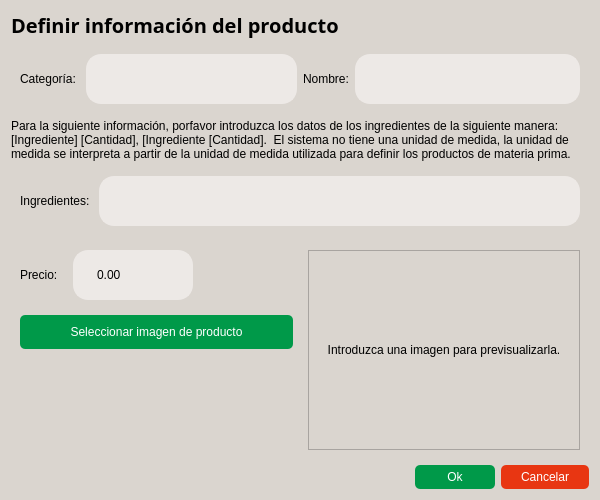
Old version of the form POS_Application/src/ui/inventory/productformdialog.ui in the repository Svndda/POS.
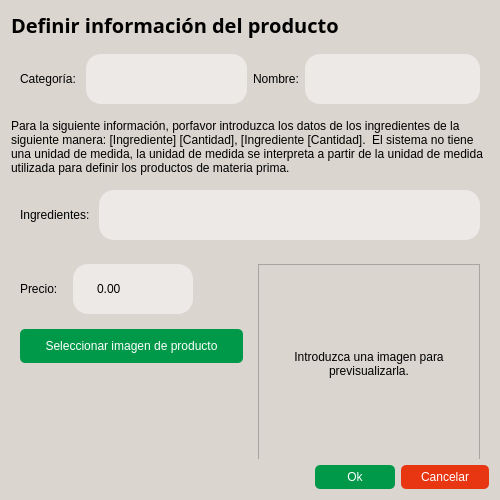
New version of the form.

What changed in the file:
```diff
--- a/POS_Application/src/ui/inventory/productformdialog.ui
+++ b/POS_Application/src/ui/inventory/productformdialog.ui
@@ -6,7 +6,7 @@
    <rect>
     <x>0</x>
     <y>0</y>
-    <width>600</width>
+    <width>500</width>
     <height>500</height>
    </rect>
   </property>
```
Left out of the diff: 2 changed lines with no effect on the pictures.
